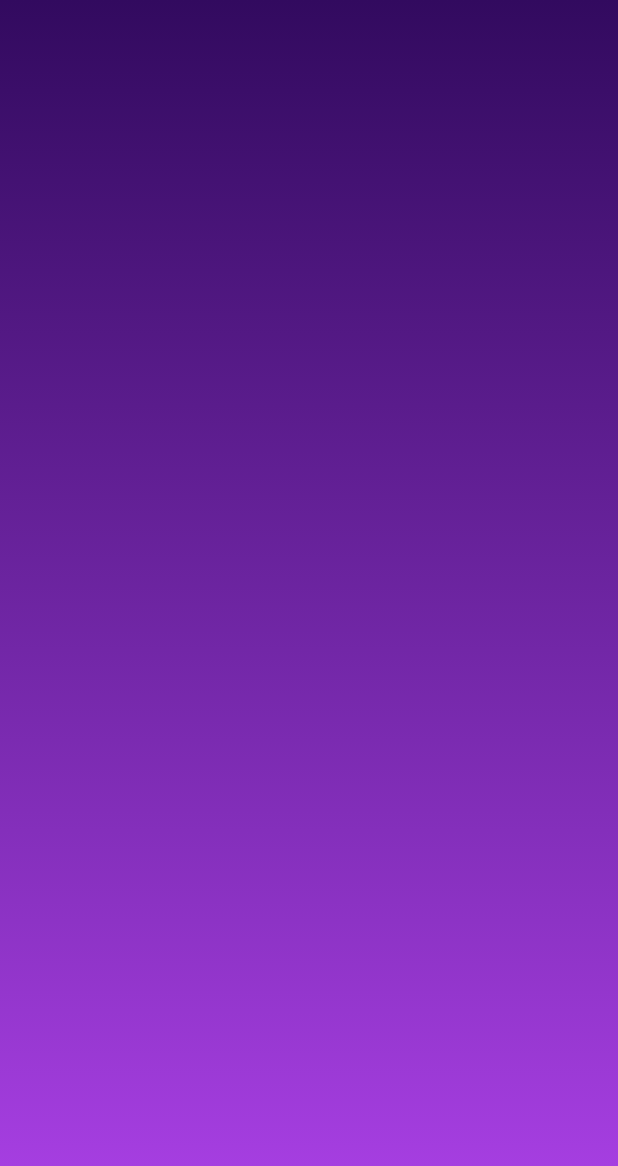
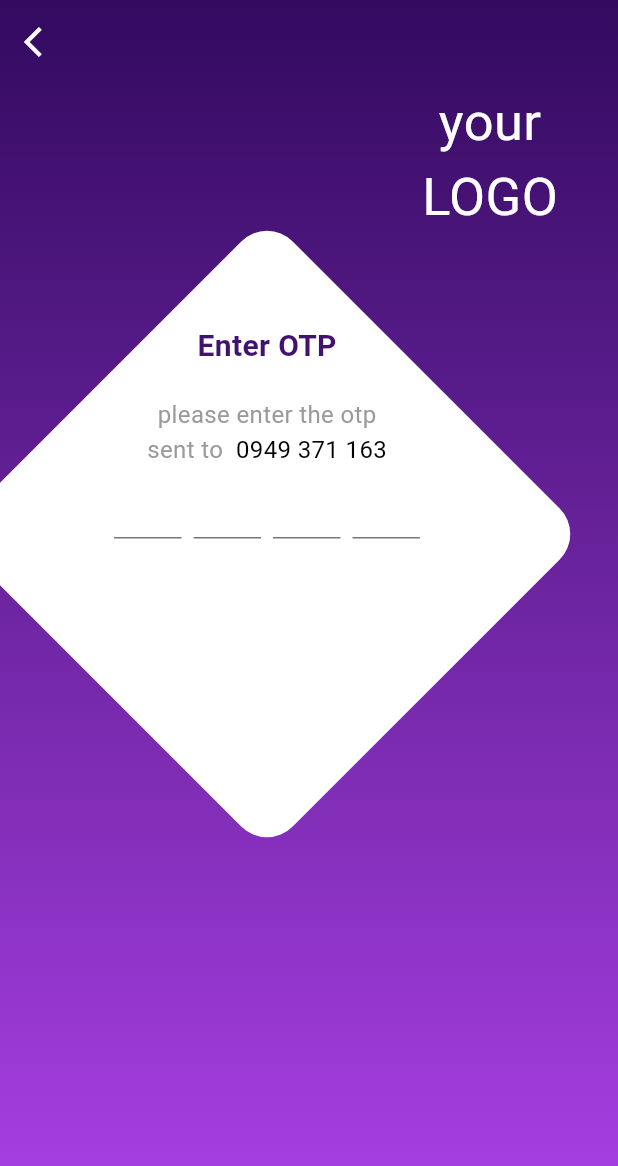
Before and after one commit to hamadadhg/fitness_app, a Flutter app: the OTPView screen opened by its route, on a phone screen of 412 x 824 dp. Shown: the top 1166 px of the screen. Run offline on Flutter 3.47's test engine with Material 3 defaults, Android fonts, the phone set to English and light mode, and no system bars.

Commit message:
custom textfields in row widget

```diff
--- a/lib/views/o_t_p_view.dart
+++ b/lib/views/o_t_p_view.dart
@@ -1,5 +1,11 @@
 import 'package:fitness_app/constant.dart';
+import 'package:fitness_app/widget/custom_icon_button_widget.dart';
 import 'package:fitness_app/widget/custom_linear_gradient_widget.dart';
+import 'package:fitness_app/widget/custom_row_in_corner_widget.dart';
+import 'package:fitness_app/widget/custom_stack_widget.dart';
+import 'package:fitness_app/widget/custom_text_field_widget.dart';
+import 'package:fitness_app/widget/custom_text_fields_in_row_widget.dart';
+import 'package:fitness_app/widget/custom_text_widget.dart';
 import 'package:flutter/material.dart';
 
 class OTPView extends StatelessWidget {
@@ -10,7 +16,62 @@ class OTPView extends StatelessWidget {
     return CustomLinearGradientWidget(
       widget: Scaffold(
         backgroundColor: kTransparentColor,
+        appBar: AppBar(
+          backgroundColor: kTransparentColor,
+          leading: const CustomIconButtonWidget(),
+        ),
+        body: const Column(
+          children: [
+            CustomRowInCornerWidget(),
+            CustomStackWidget(
+              widget: CustomContainContainerInOTPWidget(),
+              heightToContainer: 300,
+              widthToContainer: 300,
+            ),
+          ],
+        ),
       ),
     );
   }
 }
+
+class CustomContainContainerInOTPWidget extends StatelessWidget {
+  const CustomContainContainerInOTPWidget({super.key});
+
+  @override
+  Widget build(BuildContext context) {
+    return Column(
+      children: [
+        CustomTextWidget(
+          text: 'Enter OTP',
+          color: kDeepPurpleColor,
+          fontSize: 20,
+          fontWeight: FontWeight.bold,
+        ),
+        const SizedBox(
+          height: 20,
+        ),
+        CustomTextWidget(
+          text: 'please enter the otp',
+          color: kGreyColor,
+          fontSize: 16,
+        ),
+        Row(
+          children: [
+            CustomTextWidget(
+              text: 'sent to ',
+              color: kGreyColor,
+              fontSize: 16,
+            ),
+            CustomTextWidget(
+              text: ' 0949 371 163',
+              color: kBlackColor,
+              fontSize: 16,
+            ),
+          ],
+        ),
+        const CustomTextFieldsInRow(),
+      ],
+    );
+  }
+}
--- a/lib/widget/custom_stack_widget.dart
+++ b/lib/widget/custom_stack_widget.dart
@@ -11,6 +11,7 @@ class CustomStackWidget extends StatelessWidget {
   final Widget widget;
   final double heightToContainer;
   final double widthToContainer;
+
   @override
   Widget build(BuildContext context) {
     return Transform.translate(
--- a/lib/widget/custom_text_field_widget.dart
+++ b/lib/widget/custom_text_field_widget.dart
@@ -4,18 +4,27 @@ import 'package:flutter/material.dart';
 class CustomTextFieldWidget extends StatelessWidget {
   const CustomTextFieldWidget({
     super.key,
-    required this.hintText,
-    required this.prefixIcon,
+    this.hintText = '',
+    this.prefixIcon,
     this.suffixIcon,
+    this.textAlign = TextAlign.start,
+    this.onChanged,
+    this.fontSize = 18,
   });
   final String hintText;
-  final IconData prefixIcon;
+  final IconData? prefixIcon;
   final IconData? suffixIcon;
+  final TextAlign textAlign;
+  final void Function(String)? onChanged;
+  final double fontSize;
   @override
   Widget build(BuildContext context) {
     return TextField(
+      textAlign: textAlign,
+      onChanged: onChanged,
       style: TextStyle(
         color: kGreyColor,
+        fontSize: fontSize,
       ),
       decoration: InputDecoration(
         contentPadding: const EdgeInsets.fromLTRB(
@@ -29,18 +38,22 @@ class CustomTextFieldWidget extends StatelessWidget {
           color: kGreyColor,
           fontSize: 13,
         ),
-        prefixIcon: Icon(
+        prefixIcon: prefixIcon != null
+            ? Icon(
                 prefixIcon,
                 size: 22,
                 color: const Color(
                   0xffA477C6,
                 ),
-        ),
-        suffixIcon: Icon(
+              )
+            : null,
+        suffixIcon: suffixIcon != null
+            ? Icon(
                 suffixIcon,
                 size: 22,
                 color: kGreyColor,
-        ),
+              )
+            : null,
       ),
     );
   }
--- /dev/null
+++ b/lib/widget/custom_text_fields_in_row_widget.dart
@@ -0,0 +1,72 @@
+import 'package:fitness_app/widget/custom_text_field_widget.dart';
+import 'package:flutter/material.dart';
+
+class CustomTextFieldsInRow extends StatelessWidget {
+  const CustomTextFieldsInRow({super.key});
+
+  @override
+  Widget build(BuildContext context) {
+    return Row(
+      mainAxisAlignment: MainAxisAlignment.spaceEvenly,
+      children: [
+        SizedBox(
+          width: 45,
+          child: CustomTextFieldWidget(
+            textAlign: TextAlign.center,
+            fontSize: 16,
+            onChanged: (value) {
+              if (value.length == 1) {
+                FocusScope.of(context).nextFocus();
+              }
+            },
+          ),
+        ),
+        const SizedBox(
+          width: 8,
+        ),
+        SizedBox(
+          width: 45,
+          child: CustomTextFieldWidget(
+            textAlign: TextAlign.center,
+            fontSize: 16,
+            onChanged: (value) {
+              if (value.length == 1) {
+                FocusScope.of(context).nextFocus();
+              }
+            },
+          ),
+        ),
+        const SizedBox(
+          width: 8,
+        ),
+        SizedBox(
+          width: 45,
+          child: CustomTextFieldWidget(
+            textAlign: TextAlign.center,
+            fontSize: 16,
+            onChanged: (value) {
+              if (value.length == 1) {
+                FocusScope.of(context).nextFocus();
+              }
+            },
+          ),
+        ),
+        const SizedBox(
+          width: 8,
+        ),
+        SizedBox(
+          width: 45,
+          child: CustomTextFieldWidget(
+            textAlign: TextAlign.center,
+            fontSize: 16,
+            onChanged: (value) {
+              if (value.length == 1) {
+                FocusScope.of(context).nextFocus();
+              }
+            },
+          ),
+        ),
+      ],
+    );
+  }
+}
```
Lines whose indentation alone changed are shown as unchanged.
